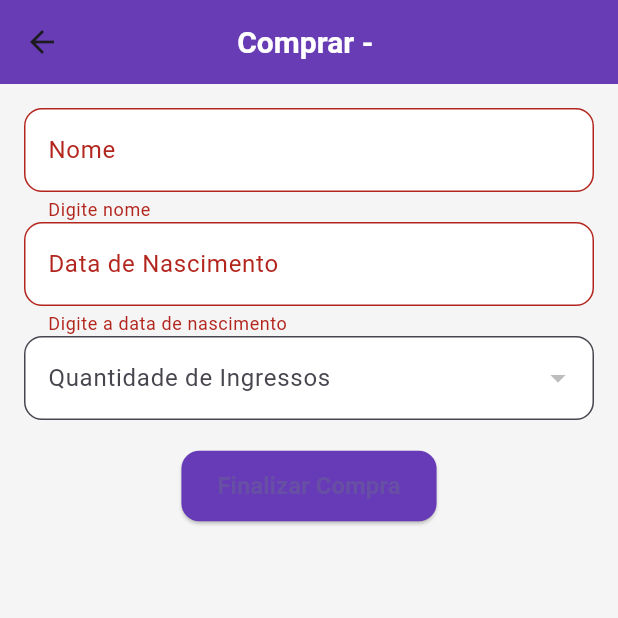
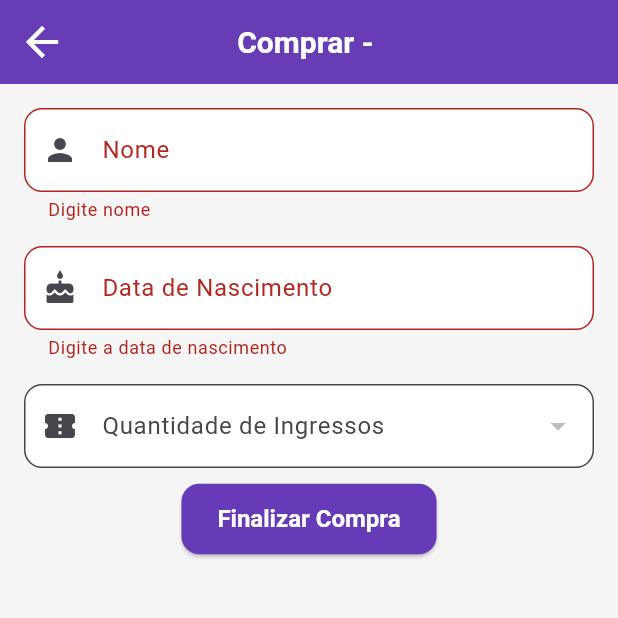
Before and after one commit to S7EIN07/SteinTickets, a Flutter app: the BuyPage screen opened directly with empty values, after a tap on "Finalizar Compra", on a phone screen of 412 x 824 dp, the top half of it. Run offline on Flutter 3.47's test engine with Material 3 defaults, Android fonts, the phone set to English and light mode, and no system bars; our stand-ins replace dropdown_button2, image_picker, mask_text_input_formatter, sqflite; accounts and stored records are empty.

Commit message:
FEAT: funfando?

```diff
--- a/lib/ui/pages/add_event_page.dart
+++ b/lib/ui/pages/add_event_page.dart
@@ -36,10 +36,7 @@ class _AddEventPageState extends State<AddEventPage> {
     return Scaffold(
       appBar: AppBar(
         title: const Text("Adicionar Evento"),
-        iconTheme: const IconThemeData(
-          color: Colors.white, // muda cor
-          size: 28, // muda tamanho
-        ),
+        iconTheme: const IconThemeData(color: Colors.white, size: 32),
       ),
       body: Padding(
         padding: const EdgeInsets.all(16),
--- a/lib/ui/pages/buy_page.dart
+++ b/lib/ui/pages/buy_page.dart
@@ -1,9 +1,11 @@
 import 'package:flutter/material.dart';
+import 'package:mask_text_input_formatter/mask_text_input_formatter.dart';
 import 'package:stein_tickets/core/database/dao/event_dao.dart';
 import 'package:stein_tickets/core/database/dao/history_sale_dao.dart';
 import 'package:stein_tickets/core/database/dao/sale_dao.dart';
 import 'package:stein_tickets/core/models/event_model.dart';
 import 'package:stein_tickets/core/models/sale_model.dart';
+import 'package:dropdown_button2/dropdown_button2.dart';
 import '../../../utils/validators.dart';
 
 class BuyPage extends StatefulWidget {
@@ -25,11 +27,22 @@ class _BuyPageState extends State<BuyPage> {
   final eventDao = EventDao();
   final historyDao = HistoryDao();
 
+  final maskFormatter = MaskTextInputFormatter(
+    mask: '##/##/####',
+    filter: {"#": RegExp(r'[0-9]')},
+  );
+
   @override
   Widget build(BuildContext context) {
     return Scaffold(
-      appBar: AppBar(title: Text("Comprar - ${widget.event.nome}")),
-      body: Padding(
+      resizeToAvoidBottomInset: true,
+      appBar: AppBar(
+        title: Text("Comprar - ${widget.event.nome}"),
+        iconTheme: IconThemeData(color: Colors.white, size: 32),
+      ),
+      body: ListView(
+        children: [
+          Padding(
             padding: const EdgeInsets.all(16),
             child: Form(
               key: _formKey,
@@ -37,31 +50,44 @@ class _BuyPageState extends State<BuyPage> {
                 children: [
                   TextFormField(
                     controller: nomeController,
-                decoration: const InputDecoration(labelText: "Nome"),
+                    decoration: const InputDecoration(
+                      labelText: "Nome",
+                      prefixIcon: Icon(Icons.person),
+                    ),
                     validator: (value) =>
                         Validators.validateNotEmpty(value, "nome"),
                   ),
+                  SizedBox(height: 16),
                   TextFormField(
                     controller: dataNascController,
+                    keyboardType: TextInputType.datetime,
+                    inputFormatters: [maskFormatter],
                     decoration: const InputDecoration(
                       labelText: "Data de Nascimento",
+                      prefixIcon: Icon(Icons.cake),
                     ),
                     validator: (value) => Validators.validateAge(value),
                   ),
+                  SizedBox(height: 16),
                   DropdownButtonFormField<int>(
+                    isExpanded: true,
+                    menuMaxHeight: MediaQuery.of(context).size.height * 0.4,
                     value: qtdIngressosComprados,
                     items: List.generate(
                       widget.event.qtdIngressos,
-                  (i) =>
-                      DropdownMenuItem(value: i + 1, child: Text("${i + 1}")),
+                      (i) => DropdownMenuItem(
+                        value: i + 1,
+                        child: Text("${i + 1}"),
+                      ),
                     ),
                     onChanged: (val) =>
                         setState(() => qtdIngressosComprados = val!),
                     decoration: const InputDecoration(
                       labelText: "Quantidade de Ingressos",
+                      prefixIcon: Icon(Icons.confirmation_number),
                     ),
                   ),
-              const SizedBox(height: 20),
+                  SizedBox(height: 10),
                   ElevatedButton(
                     onPressed: () async {
                       if (_formKey.currentState!.validate()) {
@@ -75,17 +101,27 @@ class _BuyPageState extends State<BuyPage> {
                         await saleDao.postSale(venda, eventDao, historyDao);
 
                         ScaffoldMessenger.of(context).showSnackBar(
-                      const SnackBar(content: Text("Venda realizada!")),
+                          const SnackBar(
+                            content: Text(
+                              "Venda realizada!",
+                              style: TextStyle(color: Colors.white),
+                            ),
+                          ),
                         );
                         Navigator.pop(context, true);
                       }
                     },
-                child: const Text("Finalizar Compra"),
+                    child: const Text(
+                      "Finalizar Compra",
+                      style: TextStyle(color: Colors.white),
+                    ),
                   ),
                 ],
               ),
             ),
           ),
+        ],
+      ),
     );
   }
 }
--- a/lib/ui/pages/history_page.dart
+++ b/lib/ui/pages/history_page.dart
@@ -61,10 +61,7 @@ class _HistoryPageState extends State<HistoryPage> {
     return Scaffold(
       appBar: AppBar(
         title: const Text("Histórico de Vendas"),
-        iconTheme: const IconThemeData(
-          color: Colors.white, // muda cor
-          size: 28, // muda tamanho
-        ),
+        iconTheme: const IconThemeData(color: Colors.white, size: 32),
       ),
       body: _isLoading
           ? const Center(child: CircularProgressIndicator())
--- a/pubspec.yaml
+++ b/pubspec.yaml
@@ -13,6 +13,10 @@ dependencies:
   path: ^1.9.0
   provider: ^6.1.2
   image_picker: ^1.2.0
+  mask_text_input_formatter: ^2.9.0
+  dropdown_button2: ^2.3.9
+
+
 
 dev_dependencies:
   flutter_test:
```
Also changed, not shown: pubspec.lock. Lines whose indentation alone changed are shown as unchanged.
